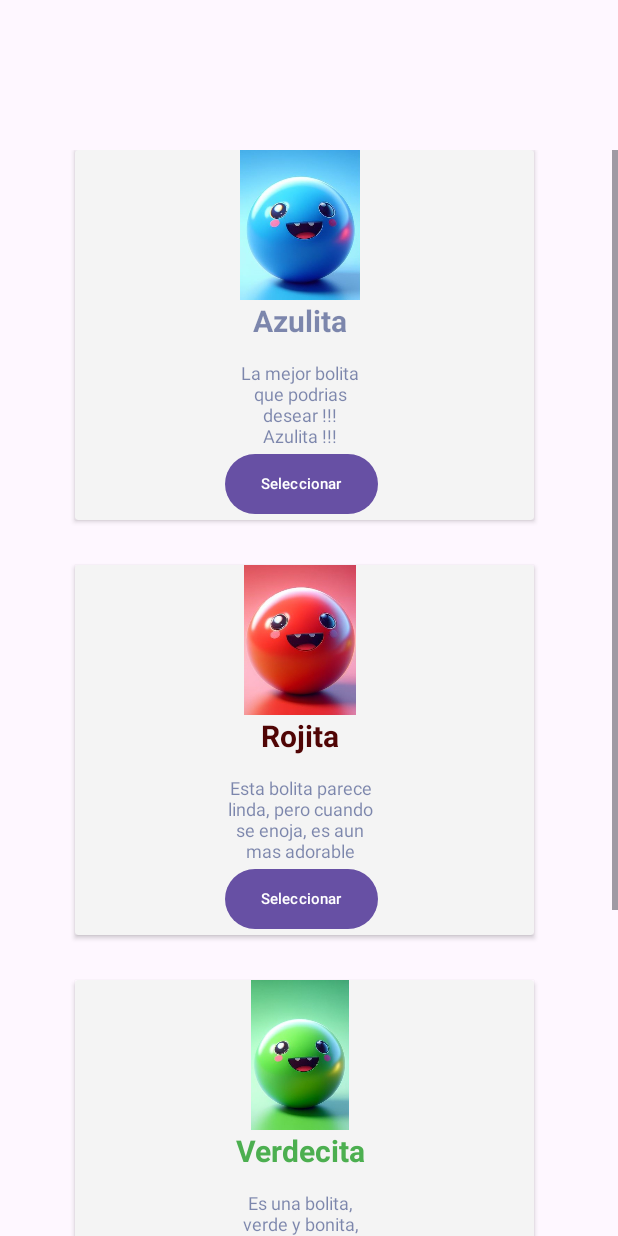
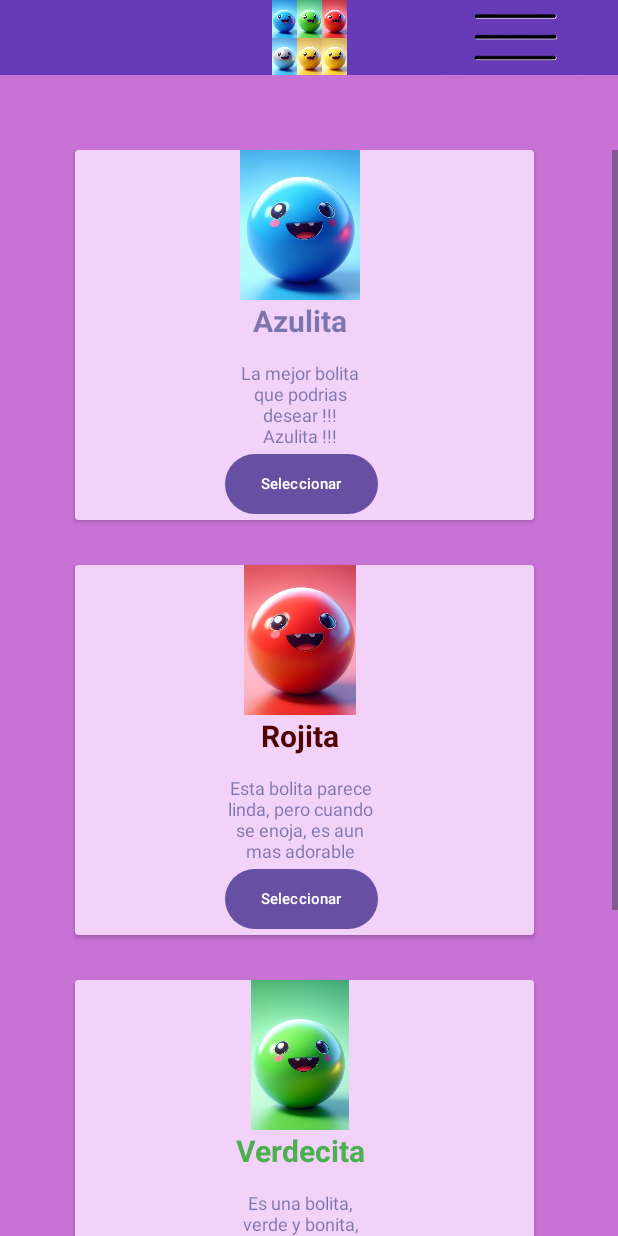
Before and after one commit to llamasdelacruz/happy_ball, an Android app: the Skins screen opened directly, with no data from a screen before it, on a phone screen of 412 x 824 dp. Run offline under Robolectric (Android 15) with nearby library versions, the phone set to English and light mode, and no system bars.

Commit message:
ventanas combinadas

```diff
--- a/app/src/main/res/layout/activity_main.xml
+++ b/app/src/main/res/layout/activity_main.xml
@@ -15,12 +15,12 @@
         android:layout_centerHorizontal="true"
         android:layout_marginStart="16dp"
         android:layout_marginEnd="16dp"
-        android:text="@string/nombre"
+        android:text="Bienvenido"
         android:textColor="#ECE5ED"
         android:textSize="35sp"
         android:textStyle="bold"
         android:layout_marginTop="120dp"
-    />
+        />
 
     <Button
         android:id="@+id/BtnEditar"
--- a/app/src/main/res/layout/skins.xml
+++ b/app/src/main/res/layout/skins.xml
@@ -4,8 +4,18 @@
     xmlns:app="http://schemas.android.com/apk/res-auto"
     xmlns:tools="http://schemas.android.com/tools"
     android:layout_width="match_parent"
+    android:background="#C872D6"
     android:layout_height="match_parent">
 
+
+    <ImageView
+        android:id="@+id/imageView"
+        android:layout_width="match_parent"
+        android:background="#673AB7"
+        android:layout_height="50dp"
+
+        android:layout_alignParentRight="true"
+        app:srcCompat="@drawable/bolitas" />
 
     <ScrollView
         android:layout_marginTop="100dp"
@@ -23,7 +33,8 @@
                 android:layout_width="306dp"
                 android:layout_height="wrap_content"
                 android:layout_marginStart="50dp"
-                app:cardBackgroundColor="#F4F4F4">
+
+                app:cardBackgroundColor="#F2D2F8">
 
                 <LinearLayout
                     android:layout_width="match_parent"
@@ -83,7 +94,7 @@
                 android:layout_width="306dp"
                 android:layout_height="wrap_content"
                 android:layout_marginStart="50dp"
-                app:cardBackgroundColor="#F4F4F4">
+                app:cardBackgroundColor="#F2D2F8">
 
                 <LinearLayout
                     android:layout_width="match_parent"
@@ -147,7 +158,7 @@
                 android:layout_height="wrap_content"
                 android:layout_marginStart="50dp"
                 android:layout_marginTop="30dp"
-                app:cardBackgroundColor="#F4F4F4">
+                app:cardBackgroundColor="#F2D2F8">
 
                 <LinearLayout
 
@@ -209,7 +220,7 @@
                 android:layout_height="wrap_content"
                 android:layout_marginStart="50dp"
                 android:layout_marginTop="30dp"
-                app:cardBackgroundColor="#F4F4F4">
+                app:cardBackgroundColor="#F2D2F8">
 
                 <LinearLayout
 
@@ -271,5 +282,12 @@
 
     </ScrollView>
 
+    <ImageView
+        android:id="@+id/imageView2"
+        android:layout_width="135dp"
+        android:layout_height="52dp"
+        android:layout_alignParentEnd="true"
+        app:srcCompat="@drawable/icono_m" />
+
 
 </RelativeLayout>
```
Also changed, not shown: app/src/main/AndroidManifest.xml (+7 -5 lines), app/src/main/java/com/example/happy_ball/MainActivity.java (+12 -0 lines), app/src/main/res/drawable/icono_m.png (added).
